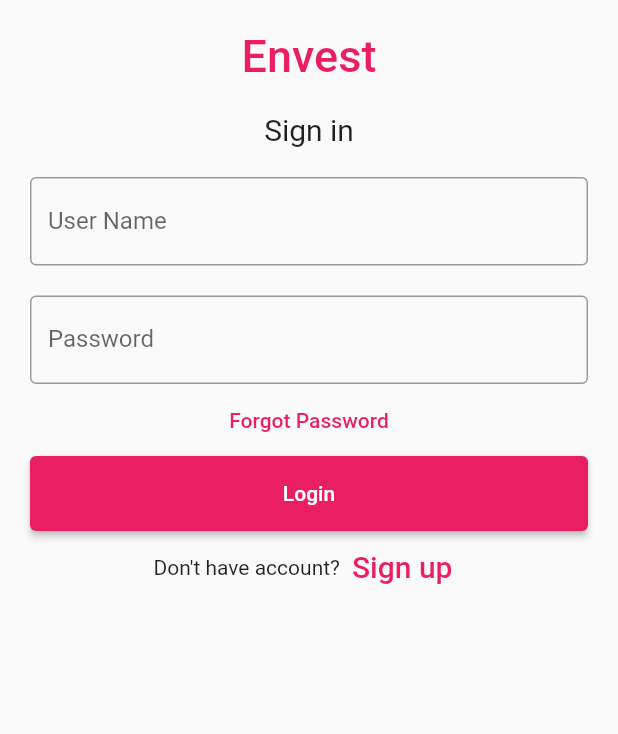
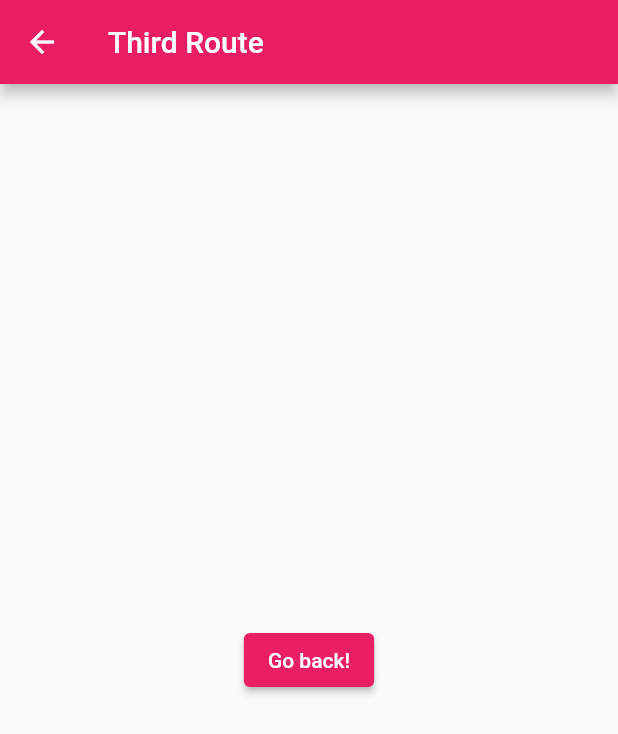
Before and after one commit to kanaild/Envest, a Flutter app: the screen it shows after launch, after a tap on "Forgot Password", on a phone screen of 412 x 824 dp. Shown: the top 734 px of the screen. Run offline on Flutter 3.47's test engine with Material 2 defaults, Android fonts, the phone set to English and light mode, and no system bars.

Commit message:
Added Third Page when you click Forgot Password

```diff
--- a/lib/main.dart
+++ b/lib/main.dart
@@ -167,6 +167,11 @@
             ),
             TextButton(
               onPressed: () {
+
+                Navigator.push(
+                  context,
+                  MaterialPageRoute(builder: (context) => const ThirdRoute()),
+                );
                 //forgot password screen
               },
               child: const Text('Forgot Password',),
@@ -226,3 +231,24 @@
   );
 }
 }
+
+class ThirdRoute extends StatelessWidget {
+  const ThirdRoute({Key? key}) : super(key: key);
+
+  @override
+  Widget build(BuildContext context) {
+    return Scaffold(
+      appBar: AppBar(
+        title: const Text('Third Route'),
+      ),
+      body: Center(
+        child: ElevatedButton(
+          onPressed: () {
+            Navigator.pop(context);
+          },
+          child: const Text('Go back!'),
+        ),
+      ),
+    );
+  }
+}
```
